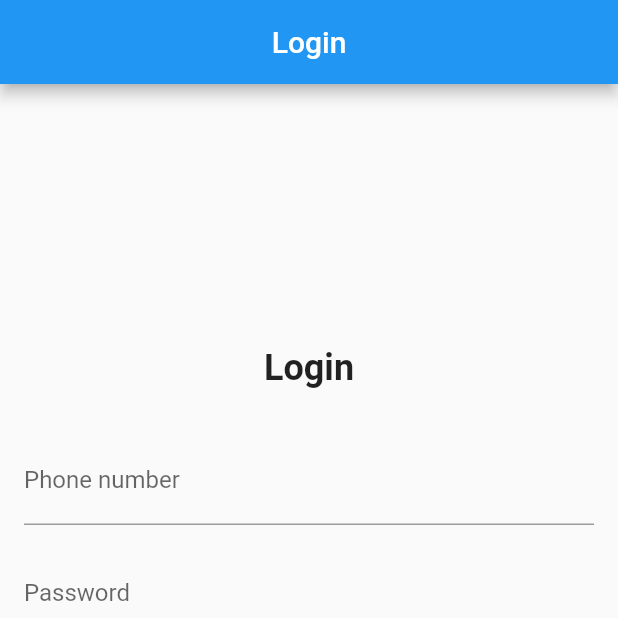
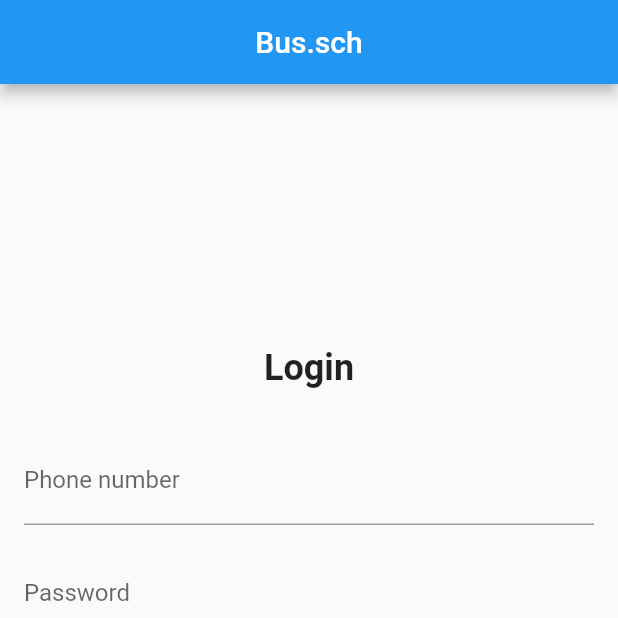
Before and after one commit to Ankiit04/Bus.sch, a Flutter app: the screen it shows after launch, on a phone screen of 412 x 824 dp, the top half of it. Run offline on Flutter 3.47's test engine with Material 2 defaults, Android fonts, the phone set to English and light mode, and no system bars.

Commit message:
half way

```diff
--- a/bussch/lib/main.dart
+++ b/bussch/lib/main.dart
@@ -56,7 +56,7 @@ class LoginPage extends StatelessWidget {
   Widget build(BuildContext context) {
     return Scaffold(
       appBar: AppBar(
-        title: Text('Login'),
+        title: Text('Bus.sch'),
         centerTitle: true,
       ),
       body: Center(
```
